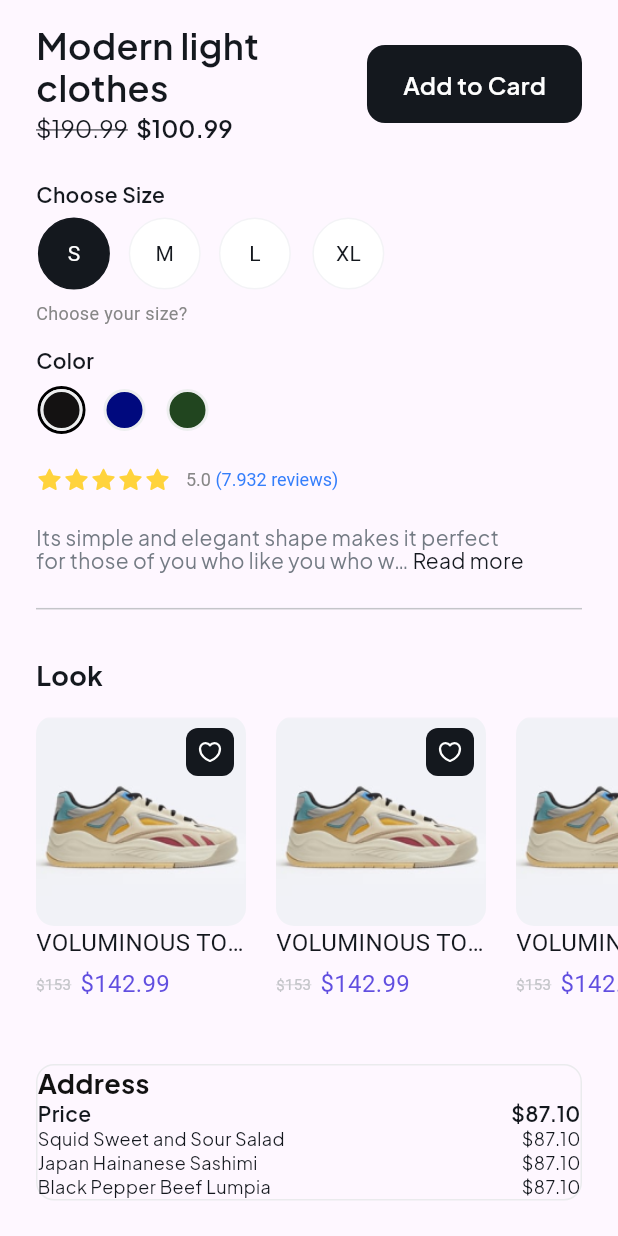
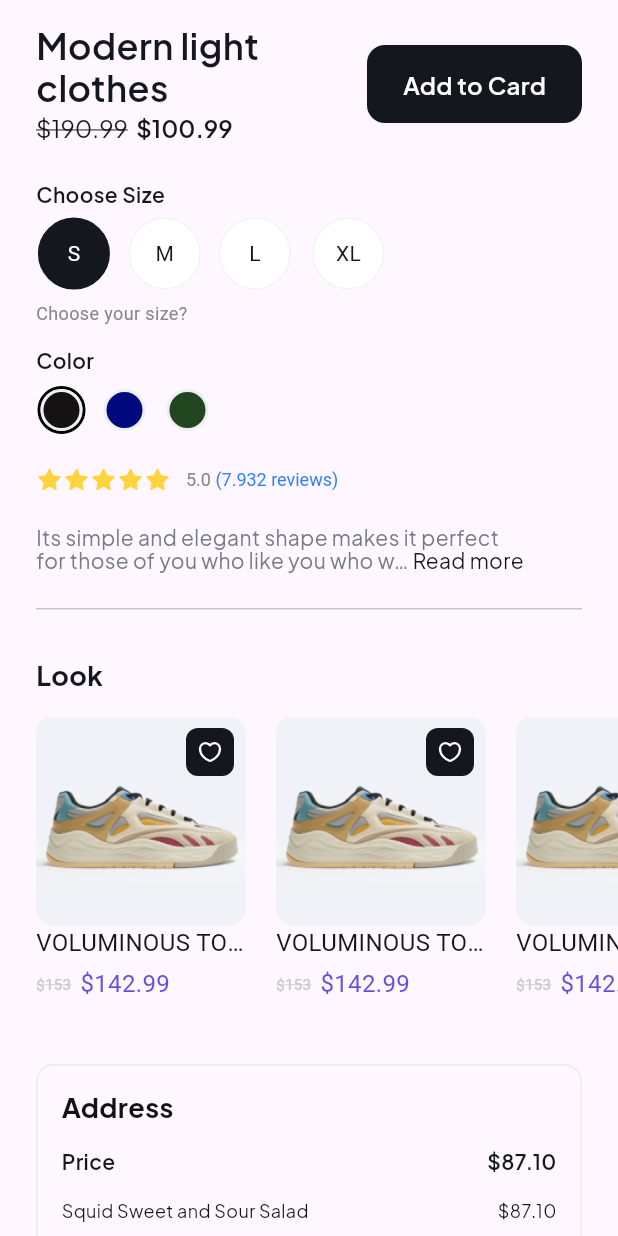
Before and after one commit to tursunalikhorunaliyev/alibi_shop, a Flutter app: the ShopProductScreen screen opened directly, scrolled down 516 dp, on a phone screen of 412 x 824 dp. Run offline on Flutter 3.47's test engine with Material 3 defaults, Android fonts, the phone set to English and light mode, and no system bars; drawn by our look-alikes of readmore; our stand-ins replace another_flushbar, curved_navigation_bar, dio, flutter_bloc, flutter_screenutil, flutter_svg and 5 more; accounts and stored records are empty; Roboto replaces fonts that are missing (Plus Jakarta Sans).

```diff
--- a/lib/feature/shopprod/widget/selectable_color.dart
+++ b/lib/feature/shopprod/widget/selectable_color.dart
@@ -1,5 +1,4 @@
 import 'package:flutter/material.dart';
-import 'package:flutter_svg/flutter_svg.dart';
 
 class SelectableColor extends StatefulWidget {
   const SelectableColor({super.key});
--- a/lib/feature/widget/cards/order_card.dart
+++ b/lib/feature/widget/cards/order_card.dart
@@ -14,21 +14,25 @@ class OrderCard extends StatelessWidget {
           color: const Color(0xFFEAEBED),
         ),
       ),
-      child: const Column(
+      child: Padding(
+        padding: const EdgeInsets.all(16),
+        child: Column(
           crossAxisAlignment: CrossAxisAlignment.start,
           children: [
-          Text(
+            const Text(
               "Address",
               style: AppFonts.hh3Bold,
             ),
-          Row(
+            const SizedBox(height: 16),
+            const Row(
               children: [
                 Text("Price", style: AppFonts.bb2SemiBold),
                 Spacer(),
                 Text("\$87.10", style: AppFonts.bb2SemiBold),
               ],
             ),
-          Row(
+            const SizedBox(height: 16),
+            const Row(
               children: [
                 Text("Squid Sweet and Sour Salad",
                     style: AppFonts.captionRegular),
@@ -36,21 +40,55 @@ class OrderCard extends StatelessWidget {
                 Text("\$87.10", style: AppFonts.captionRegular),
               ],
             ),
-          Row(
+            const SizedBox(height: 8),
+            const Row(
               children: [
                 Text("Japan Hainanese Sashimi", style: AppFonts.captionRegular),
                 Spacer(),
                 Text("\$87.10", style: AppFonts.captionRegular),
               ],
             ),
-          Row(
+            const SizedBox(height: 8),
+            const Row(
               children: [
-              Text("Black Pepper Beef Lumpia", style: AppFonts.captionRegular),
+                Text("Black Pepper Beef Lumpia",
+                    style: AppFonts.captionRegular),
                 Spacer(),
                 Text("\$87.10", style: AppFonts.captionRegular),
               ],
             ),
+            Padding(
+              padding: const EdgeInsets.symmetric(vertical: 16),
+              child: Container(
+                width: double.infinity,
+                height: 1,
+                color: const Color(0xFFEAEBED),
+              ),
+            ),
+            const Row(
+              children: [
+                Text("Shipping", style: AppFonts.bb2SemiBold),
+                Spacer(),
+                Text("\$87.10", style: AppFonts.bb2SemiBold),
               ],
+            ),
+            Padding(
+              padding: const EdgeInsets.symmetric(vertical: 16),
+              child: Container(
+                width: double.infinity,
+                height: 1,
+                color: const Color(0xFFEAEBED),
+              ),
+            ),
+            const Row(
+              children: [
+                Text("Total Payment", style: AppFonts.bb2SemiBold),
+                Spacer(),
+                Text("\$87.10", style: AppFonts.bb2SemiBold),
+              ],
+            ),
+          ],
+        ),
       ),
     );
   }
--- a/lib/service/navigation/go_router.dart
+++ b/lib/service/navigation/go_router.dart
@@ -6,6 +6,7 @@ import 'package:alibi_shop/feature/category/screen/category_screen.dart';
 import 'package:alibi_shop/feature/confirm_order/screen/confirm_order_screen.dart';
 import 'package:alibi_shop/feature/home/home/screen/home_screen.dart';
 import 'package:alibi_shop/feature/profile/screen/profile_screen.dart';
+import 'package:alibi_shop/feature/shopprod/screen/shop_product_screen.dart';
 import 'package:alibi_shop/service/navigation/navigation_service.dart';
 import 'package:alibi_shop/service/transition/transitions.dart';
 import 'package:go_router/go_router.dart';
@@ -13,7 +14,7 @@ import 'package:go_router/go_router.dart';
 class AppGoRouter {
   final router = GoRouter(
     navigatorKey: NavigationService.navigatorKey,
-    initialLocation: ConfirmOrderScreen.routeName,
+    initialLocation: ShopProductScreen.routeName,
     routes: [
       ///main
       GoRoute(
@@ -21,6 +22,13 @@ class AppGoRouter {
         pageBuilder: (context, state) => slideTransitionRight(
           state,
           const PhoneNumberScreen(),
+        ),
+      ),
+      GoRoute(
+        path: ShopProductScreen.routeName,
+        pageBuilder: (context, state) => slideTransitionRight(
+          state,
+          const ShopProductScreen(),
         ),
       ),
       GoRoute(
```
Lines whose indentation alone changed are shown as unchanged.
